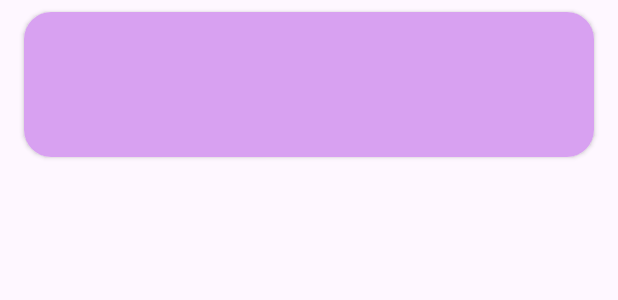
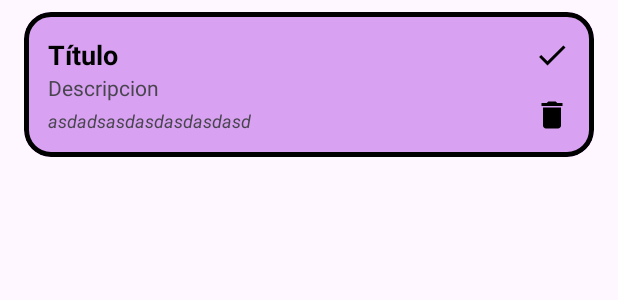
Before and after one commit to valer9826/FirebaseCurso, an Android app: the layout item_todo.xml on its own in the app's theme, with its tools: preview values and no code run, on a phone screen of 412 x 824 dp. Shown: the top 300 px of the screen. Run offline under Robolectric (Android 15) with nearby library versions, the phone set to English and light mode, and no system bars.

Commit message:
Update item todo

```diff
--- a/app/src/main/res/layout/item_todo.xml
+++ b/app/src/main/res/layout/item_todo.xml
@@ -1,43 +1,86 @@
 <?xml version="1.0" encoding="utf-8"?>
 
-<androidx.cardview.widget.CardView xmlns:android="http://schemas.android.com/apk/res/android"
+<com.google.android.material.card.MaterialCardView xmlns:android="http://schemas.android.com/apk/res/android"
     xmlns:app="http://schemas.android.com/apk/res-auto"
+    xmlns:tools="http://schemas.android.com/tools"
     android:id="@+id/cvItem"
     android:layout_width="match_parent"
     android:layout_height="wrap_content"
     android:layout_marginHorizontal="16dp"
     android:layout_marginVertical="8dp"
-    app:cardCornerRadius="18dp">
+    app:cardCornerRadius="18dp"
+    app:strokeColor="@color/black"
+    app:strokeWidth="3dp">
+
+    <androidx.constraintlayout.widget.ConstraintLayout
+        android:layout_width="match_parent"
+        android:layout_height="wrap_content"
+        android:background="@color/purple">
 
         <androidx.appcompat.widget.LinearLayoutCompat
-        android:layout_width="match_parent"
-        android:background="@color/purple"
-        android:layout_height="wrap_content"
+            android:id="@+id/viewInformation"
+            android:layout_width="0dp"
+            android:layout_height="match_parent"
+            android:orientation="vertical"
             android:padding="16dp"
-        android:orientation="vertical">
+            app:layout_constraintEnd_toStartOf="@+id/viewIcons"
+            app:layout_constraintStart_toStartOf="parent">
 
             <TextView
                 android:id="@+id/tvTitle"
                 android:layout_width="match_parent"
                 android:layout_height="wrap_content"
+                android:textColor="@color/black"
                 android:textSize="18sp"
-            android:textColor="@color/black"
-            android:textStyle="bold" />
+                android:textStyle="bold"
+                tools:text="Título" />
 
             <TextView
                 android:id="@+id/tvDescription"
                 android:layout_width="match_parent"
-            android:layout_height="wrap_content" />
+                android:layout_height="wrap_content"
+                tools:text="Descripcion" />
 
             <TextView
                 android:id="@+id/tvReference"
-            android:layout_marginTop="4dp"
                 android:layout_width="wrap_content"
                 android:layout_height="wrap_content"
+                android:layout_marginTop="4dp"
                 android:textSize="12sp"
-            android:textStyle="italic" />
+                android:textStyle="italic"
+                tools:text="asdadsasdasdasdasdasd" />
 
 
         </androidx.appcompat.widget.LinearLayoutCompat>
 
-</androidx.cardview.widget.CardView>
+        <androidx.appcompat.widget.LinearLayoutCompat
+            android:id="@+id/viewIcons"
+            android:layout_width="wrap_content"
+            android:layout_height="match_parent"
+            android:orientation="vertical"
+            android:padding="8dp"
+            app:layout_constraintBottom_toBottomOf="parent"
+            app:layout_constraintEnd_toEndOf="parent"
+            app:layout_constraintStart_toEndOf="@id/viewInformation"
+            app:layout_constraintTop_toTopOf="parent">
+
+            <ImageView
+                android:id="@+id/ivDone"
+                android:layout_width="wrap_content"
+                android:layout_height="wrap_content"
+                android:padding="8dp"
+                android:src="@drawable/icon_done" />
+
+            <ImageView
+                android:id="@+id/ivDelete"
+                android:layout_width="wrap_content"
+                android:layout_height="wrap_content"
+                android:padding="8dp"
+                android:src="@drawable/icon_delete" />
+
+        </androidx.appcompat.widget.LinearLayoutCompat>
+
+    </androidx.constraintlayout.widget.ConstraintLayout>
+
+
+</com.google.android.material.card.MaterialCardView>
--- a/app/src/main/res/values/colors.xml
+++ b/app/src/main/res/values/colors.xml
@@ -3,4 +3,5 @@
     <color name="black">#FF000000</color>
     <color name="purple">#D8A1F1</color>
     <color name="white">#FFFFFFFF</color>
+    <color name="gold">#FFBF00</color>
 </resources>
```
Lines whose indentation alone changed are shown as unchanged.
